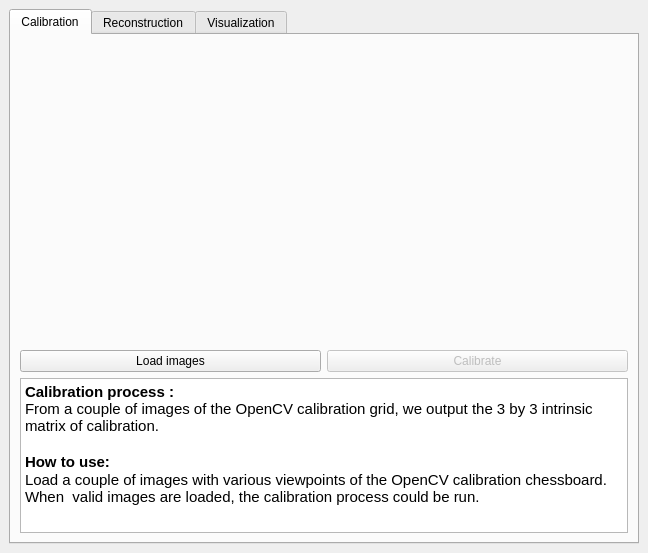
The window that src/TextureReconstructionQt.ui (AlexMorgand/TextureReconstruction) describes before a commit, drawn with Qt 5.
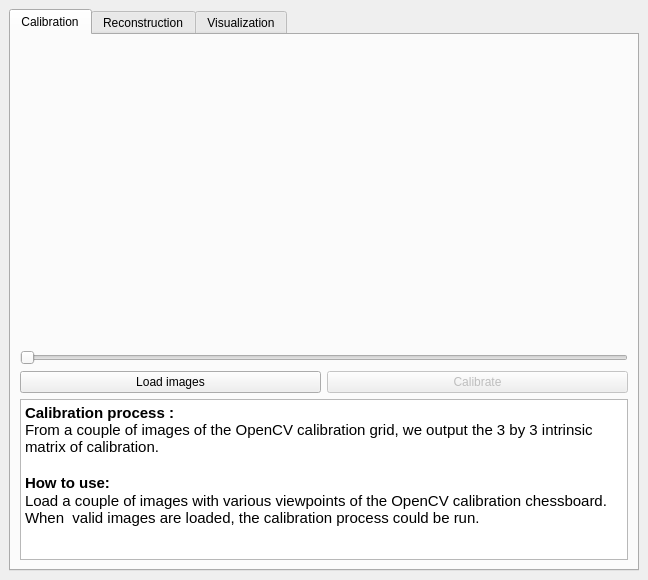
The same window after the commit. The open tabs and pages were chosen to show the change.

Commit message: TextureReconstruction:     Calibration gui is done.

```diff
--- a/src/TextureReconstructionQt.ui
+++ b/src/TextureReconstructionQt.ui
@@ -7,7 +7,7 @@
     <x>0</x>
     <y>0</y>
     <width>648</width>
-    <height>553</height>
+    <height>580</height>
    </rect>
   </property>
   <property name="windowTitle">
@@ -100,6 +100,16 @@
           </item>
          </layout>
         </item>
+        <item>
+         <widget class="QSlider" name="imageSlider">
+          <property name="enabled">
+           <bool>true</bool>
+          </property>
+          <property name="orientation">
+           <enum>Qt::Horizontal</enum>
+          </property>
+         </widget>
+        </item>
         <item>
          <layout class="QHBoxLayout" name="horizontalLayout">
           <item>
```
Left out of the diff: 3 changed lines with no effect on the pictures. The commit also changes 2 other files.
